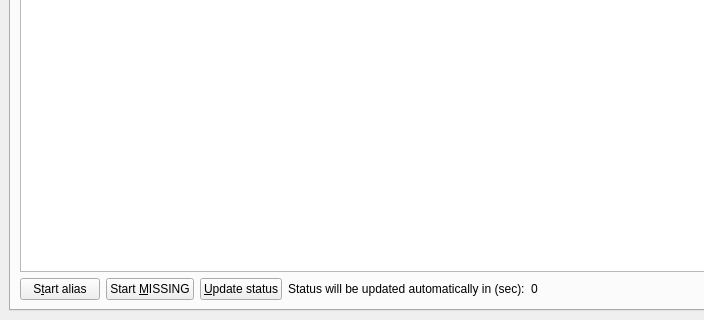
Qt form src/qt/forms/smartnodelist.ui (SmartCash/Core-Smart) before a commit; both pictures show x 0 to 704 and y 137 to 457 of the 811 by 457 pixel window.
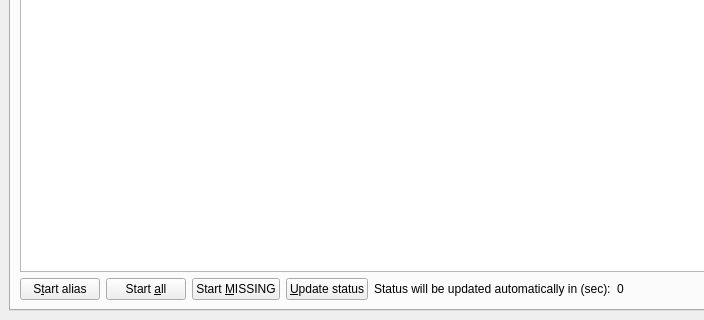
The same form after that commit. The open tabs and pages were chosen to show the change.

Commit message: Revert start-all

Patch:
```diff
--- a/src/qt/forms/smartnodelist.ui
+++ b/src/qt/forms/smartnodelist.ui
@@ -135,13 +135,13 @@
                </property>
               </widget>
              </item>
-<!--              <item>
+              <item>
               <widget class="QPushButton" name="startAllButton">
                <property name="text">
                 <string>Start &amp;all</string>
                </property>
               </widget>
-             </item> -->
+             </item>
              <item>
               <widget class="QPushButton" name="startMissingButton">
                <property name="text">
```
Left out of the diff: 2 changed lines with no effect on the pictures.
